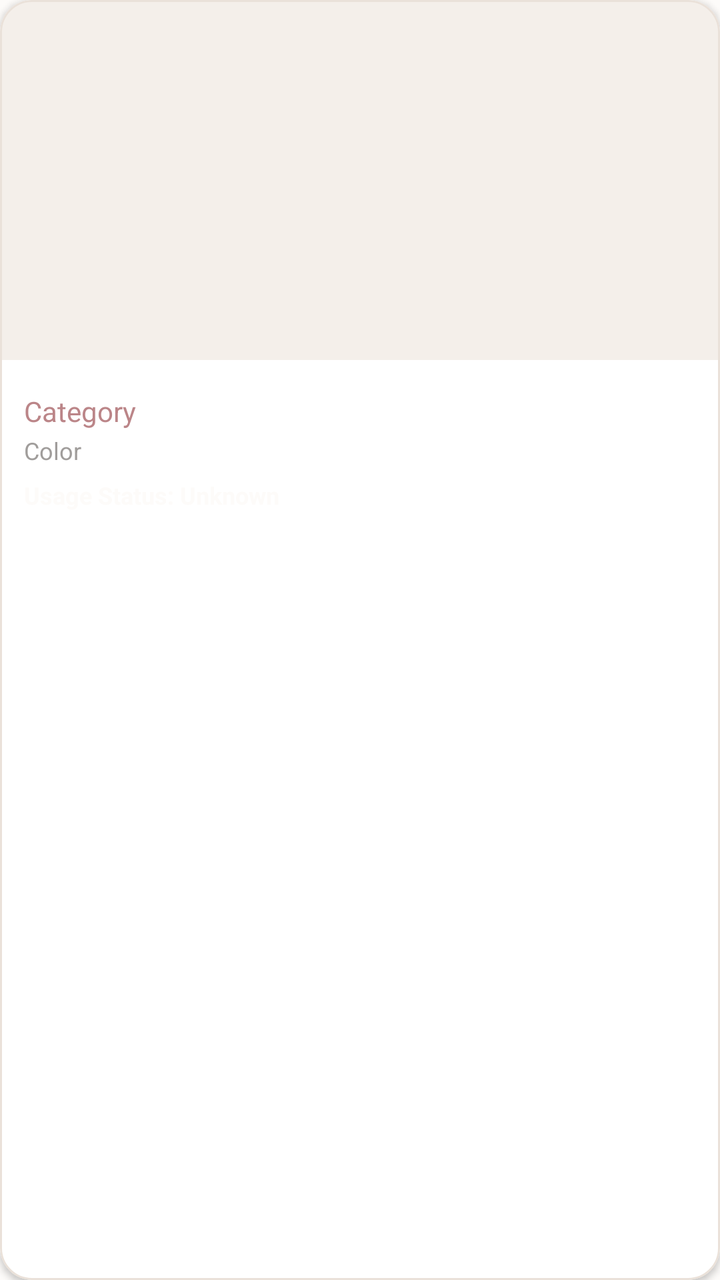
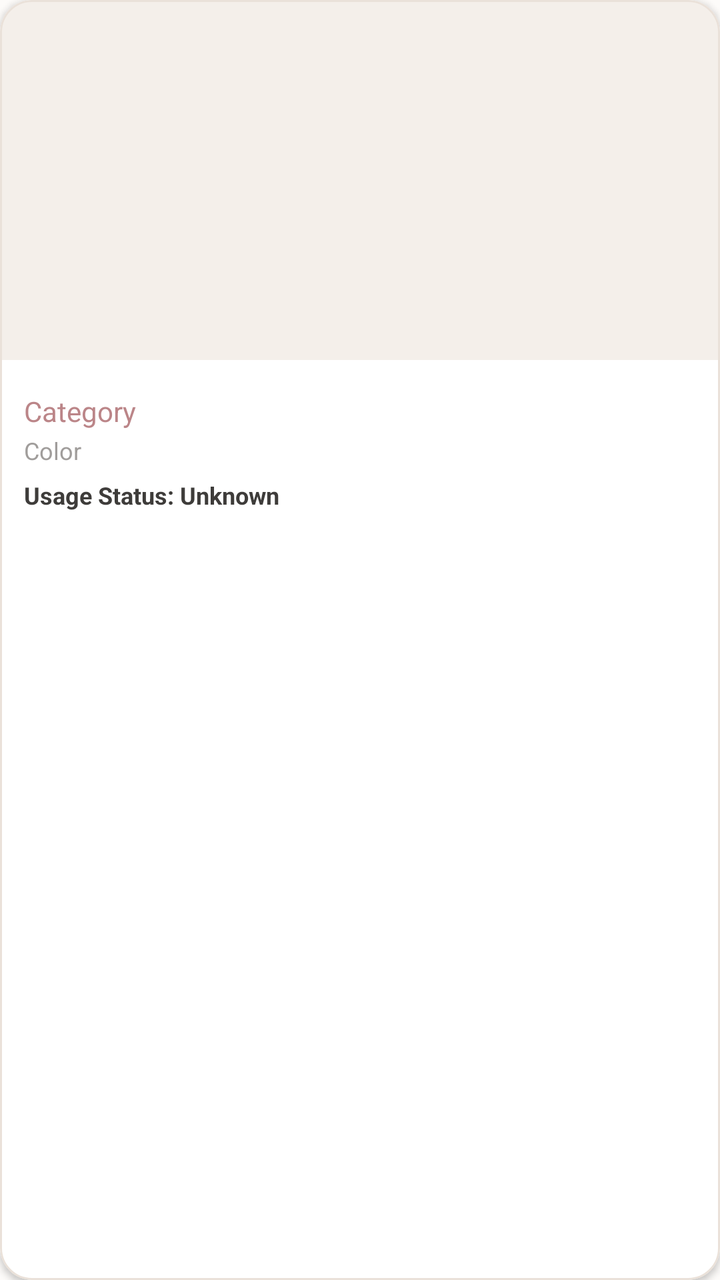

The first picture is an Android layout as it rendered before a commit; the second is the same layout after the commit. The layout source and the unified diff follow.
<!-- AndroidManifest.xml: application theme Theme.OutfitStudio -->
<!-- res/layout/item_wardrobe_card.xml -->
<?xml version="1.0" encoding="utf-8"?>
<com.google.android.material.card.MaterialCardView xmlns:android="http://schemas.android.com/apk/res/android"
    xmlns:app="http://schemas.android.com/apk/res-auto"
    android:layout_width="match_parent"
    android:layout_height="wrap_content"
    android:layout_margin="8dp"
    app:cardCornerRadius="16dp"
    app:cardElevation="2dp"
    app:cardBackgroundColor="@color/surface"
    app:strokeColor="@color/card_border"
    app:strokeWidth="1dp">

    <LinearLayout
        android:layout_width="match_parent"
        android:layout_height="wrap_content"
        android:orientation="vertical">

        <ImageView
            android:id="@+id/ivClothingImage"
            android:layout_width="match_parent"
            android:layout_height="180dp"
            android:scaleType="centerCrop"
            android:background="@color/secondary_variant" />

        <LinearLayout
            android:layout_width="match_parent"
            android:layout_height="wrap_content"
            android:orientation="vertical"
            android:padding="12dp">


            <TextView
                android:id="@+id/tvClothingCategory"
                android:layout_width="match_parent"
                android:layout_height="wrap_content"
                android:text="Category"
                android:textColor="@color/primary_variant"
                android:textSize="14sp"
                android:layout_marginTop="4dp"/>
                
            <TextView
                android:id="@+id/tvClothingColor"
                android:layout_width="match_parent"
                android:layout_height="wrap_content"
                android:text="Color"
                android:textColor="@color/text_hint"
                android:textSize="12sp"
                android:layout_marginTop="2dp"/>
                
            <TextView
                android:id="@+id/tvUsageStatus"
                android:layout_width="match_parent"
                android:layout_height="wrap_content"
                android:text="Usage Status: Unknown"
                android:textColor="@color/secondary"
                android:textSize="12sp"
                android:textStyle="bold"
                android:layout_marginTop="6dp"/>
                
            <TextView
                android:id="@+id/tvUsageCount"
                android:layout_width="match_parent"
                android:layout_height="wrap_content"
                android:text="Times Worn: 0"
                android:textColor="@color/secondary"
                android:textSize="12sp"
                android:visibility="gone"
                android:layout_marginTop="2dp"/>
                
        </LinearLayout>
    </LinearLayout>
</com.google.android.material.card.MaterialCardView>
<!-- resources referenced by this layout -->
<resources>
  <color name="card_border">#EAE1D9</color>
  <color name="primary_variant">#BB8588</color>
  <color name="secondary">#FDFBF9</color>
  <color name="secondary_variant">#F4EFEA</color>
  <color name="surface">#FFFFFF</color>
  <color name="text_hint">#A09D9B</color>
  <style name="Theme.OutfitStudio" parent="Theme.MaterialComponents.Light.NoActionBar">
          <item name="android:textColor">@color/on_background</item>
          <item name="android:textColorHint">@color/text_hint</item>
          
          <item name="colorPrimary">@color/primary</item>
          <item name="colorPrimaryVariant">@color/primary_variant</item>
          <item name="colorOnPrimary">@color/on_primary</item>
          
          <item name="colorSecondary">@color/primary</item>
          <item name="colorSecondaryVariant">@color/primary_variant</item>
          <item name="colorOnSecondary">@color/on_primary</item>
          
          <item name="android:colorBackground">@color/background</item>
          <item name="colorSurface">@color/surface</item>
          
          <item name="android:statusBarColor">@color/background</item>
          <item name="android:windowLightStatusBar">true</item>
      </style>
  <color name="on_background">#3E3C3A</color>
  <color name="primary">#BB8588</color>
  <color name="on_primary">#FFFFFF</color>
  <color name="background">#FDFBF9</color>
</resources>

<!-- the commit's change to res/layout/item_wardrobe_card.xml (unified diff, before → after) -->
@@ -52,7 +52,7 @@
                 android:layout_width="match_parent"
                 android:layout_height="wrap_content"
                 android:text="Usage Status: Unknown"
-                android:textColor="@color/secondary"
+                android:textColor="@color/on_surface"
                 android:textSize="12sp"
                 android:textStyle="bold"
                 android:layout_marginTop="6dp"/>
@@ -62,7 +62,7 @@
                 android:layout_width="match_parent"
                 android:layout_height="wrap_content"
                 android:text="Times Worn: 0"
-                android:textColor="@color/secondary"
+                android:textColor="@color/text_hint"
                 android:textSize="12sp"
                 android:visibility="gone"
                 android:layout_marginTop="2dp"/>
<!-- resource entries referenced after the edit -->
@@ -1,8 +1,8 @@
 <!-- resources referenced by this layout -->
 <resources>
   <color name="card_border">#EAE1D9</color>
+  <color name="on_surface">#3E3C3A</color>
   <color name="primary_variant">#BB8588</color>
-  <color name="secondary">#FDFBF9</color>
   <color name="secondary_variant">#F4EFEA</color>
   <color name="surface">#FFFFFF</color>
   <color name="text_hint">#A09D9B</color>
